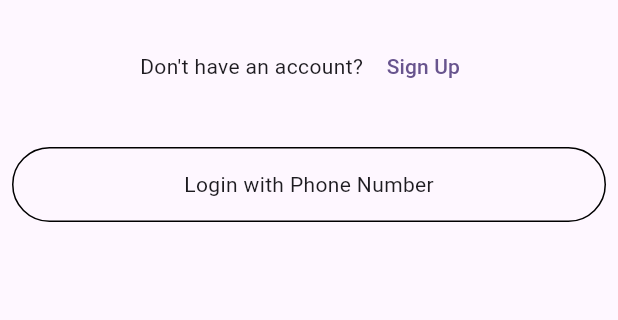
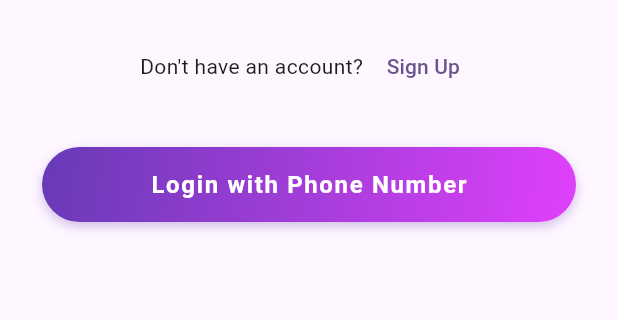
Before and after one commit to kareem358/firebase_auth_login_signup_app, a Flutter app: the screen it shows after launch, on a phone screen of 412 x 824 dp, the part 462-782 px from its top. Run offline on Flutter 3.47's test engine with Material 3 defaults, Android fonts, the phone set to English and light mode, and no system bars; our stand-ins replace firebase_auth, firebase_core, fluttertoast; accounts and stored records are empty.

Commit message:
Update login_screen.dart

```diff
--- a/lib/ui/auth/login_screen.dart
+++ b/lib/ui/auth/login_screen.dart
@@ -247,6 +247,47 @@ class _LoginScreenState extends State<LoginScreen> {
                 ),
                 SizedBox(height: 30,),
                 InkWell(
+                  onTap: () {
+                    Navigator.push(
+                      context,
+                      MaterialPageRoute(builder: (_) => LoginWithPhoneNumber()),
+                    );
+                  },
+                  borderRadius: BorderRadius.circular(30),
+                  child: Container(
+                    height: 50,
+                    width: double.infinity,
+                    margin: const EdgeInsets.symmetric(horizontal: 20),
+                    decoration: BoxDecoration(
+                      gradient: LinearGradient(
+                        colors: [Colors.deepPurple, Colors.purpleAccent],
+                        begin: Alignment.topLeft,
+                        end: Alignment.bottomRight,
+                      ),
+                      borderRadius: BorderRadius.circular(30),
+                      boxShadow: [
+                        BoxShadow(
+                          color: Colors.deepPurple.withOpacity(0.3),
+                          blurRadius: 6,
+                          offset: Offset(0, 3),
+                        ),
+                      ],
+                    ),
+                    child: const Center(
+                      child: Text(
+                        "Login with Phone Number",
+                        style: TextStyle(
+                          color: Colors.white,
+                          fontSize: 16,
+                          fontWeight: FontWeight.w600,
+                          letterSpacing: 1.1,
+                        ),
+                      ),
+                    ),
+                  ),
+                ),
+
+                /*InkWell(
                   onTap: (){
                     Navigator.push(context, MaterialPageRoute(builder: (context) => LoginWithPhoneNumber(),));
                   },
@@ -262,7 +303,7 @@ class _LoginScreenState extends State<LoginScreen> {
                       child: Text("Login with Phone Number"),
                     ),
                   ),
-                )
+                )*/
 
               ],
             ),
```
